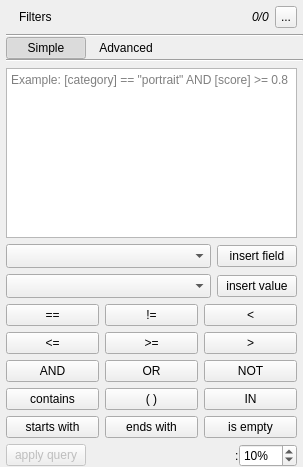
The window that src/DiscoveryArea/ui/filters_panel.ui (eidora-desktop/EIDORA) describes before a commit, drawn with Qt 5.
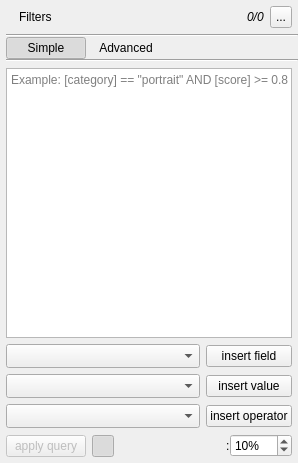
The same window after the commit. The open tabs and pages were chosen to show the change. Icons and pictures are not drawn.

Patch:
```diff
--- a/src/DiscoveryArea/ui/filters_panel.ui
+++ b/src/DiscoveryArea/ui/filters_panel.ui
@@ -6,8 +6,8 @@
    <rect>
     <x>0</x>
     <y>0</y>
-    <width>303</width>
-    <height>467</height>
+    <width>298</width>
+    <height>463</height>
    </rect>
   </property>
   <property name="sizePolicy">
@@ -709,183 +709,35 @@
                </property>
               </widget>
              </item>
-            </layout>
-           </widget>
-          </item>
-          <item>
-           <widget class="QWidget" name="query_options" native="true">
-            <property name="sizePolicy">
-             <sizepolicy hsizetype="Preferred" vsizetype="Preferred">
-              <horstretch>0</horstretch>
-              <verstretch>0</verstretch>
-             </sizepolicy>
-            </property>
-            <layout class="QGridLayout" name="layout_query_text">
-             <property name="sizeConstraint">
-              <enum>QLayout::SizeConstraint::SetDefaultConstraint</enum>
-             </property>
-             <property name="leftMargin">
-              <number>0</number>
-             </property>
-             <property name="topMargin">
-              <number>0</number>
-             </property>
-             <property name="rightMargin">
-              <number>0</number>
-             </property>
-             <property name="bottomMargin">
-              <number>0</number>
-             </property>
-             <property name="spacing">
-              <number>6</number>
-             </property>
-             <item row="4" column="0">
-              <widget class="QPushButton" name="button_query_and">
-               <property name="text">
-                <string>AND</string>
+             <item row="2" column="0">
+              <widget class="QComboBox" name="combo_query_operator">
+               <property name="sizePolicy">
+                <sizepolicy hsizetype="Expanding" vsizetype="Fixed">
+                 <horstretch>0</horstretch>
+                 <verstretch>0</verstretch>
+                </sizepolicy>
                </property>
                <property name="queryToken" stdset="0">
                 <string> AND </string>
                </property>
-              </widget>
-             </item>
-             <item row="4" column="2">
-              <widget class="QPushButton" name="button_query_not">
-               <property name="text">
-                <string>NOT</string>
+               <property name="sizeAdjustPolicy">
+                <enum>QComboBox::SizeAdjustPolicy::AdjustToMinimumContentsLengthWithIcon</enum>
                </property>
-               <property name="queryToken" stdset="0">
-                <string>NOT </string>
+               <property name="minimumContentsLength">
+                <number>10</number>
                </property>
               </widget>
              </item>
-             <item row="9" column="0">
-              <widget class="QPushButton" name="button_query_starts_with">
-               <property name="text">
-                <string>starts with</string>
+             <item row="2" column="1">
+              <widget class="QPushButton" name="button_query_insert_operator">
+               <property name="sizePolicy">
+                <sizepolicy hsizetype="Preferred" vsizetype="Fixed">
+                 <horstretch>0</horstretch>
+                 <verstretch>0</verstretch>
+                </sizepolicy>
                </property>
-               <property name="queryToken" stdset="0">
-                <string> STARTS WITH &quot;&quot;</string>
-               </property>
-              </widget>
-             </item>
-             <item row="3" column="1">
-              <widget class="QPushButton" name="button_query_greater_equal">
                <property name="text">
-                <string>&gt;=</string>
-               </property>
-               <property name="queryToken" stdset="0">
-                <string> &gt;= </string>
-               </property>
-              </widget>
-             </item>
-             <item row="4" column="1">
-              <widget class="QPushButton" name="button_query_or">
-               <property name="text">
-                <string>OR</string>
-               </property>
-               <property name="queryToken" stdset="0">
-                <string> OR </string>
-               </property>
-              </widget>
-             </item>
-             <item row="7" column="0">
-              <widget class="QPushButton" name="button_query_contains">
-               <property name="text">
-                <string>contains</string>
-               </property>
-               <property name="queryToken" stdset="0">
-                <string> CONTAINS &quot;&quot;</string>
-               </property>
-              </widget>
-             </item>
-             <item row="3" column="0">
-              <widget class="QPushButton" name="button_query_less_equal">
-               <property name="text">
-                <string>&lt;=</string>
-               </property>
-               <property name="queryToken" stdset="0">
-                <string> &lt;= </string>
-               </property>
-              </widget>
-             </item>
-             <item row="9" column="2">
-              <widget class="QPushButton" name="button_query_is_empty">
-               <property name="text">
-                <string>is empty</string>
-               </property>
-               <property name="queryToken" stdset="0">
-                <string> IS EMPTY</string>
-               </property>
-              </widget>
-             </item>
-             <item row="9" column="1">
-              <widget class="QPushButton" name="button_query_ends_with">
-               <property name="text">
-                <string>ends with</string>
-               </property>
-               <property name="queryToken" stdset="0">
-                <string> ENDS WITH &quot;&quot;</string>
-               </property>
-              </widget>
-             </item>
-             <item row="0" column="0">
-              <widget class="QPushButton" name="button_query_equals">
-               <property name="text">
-                <string>==</string>
-               </property>
-               <property name="queryToken" stdset="0">
-                <string> == </string>
-               </property>
-              </widget>
-             </item>
-             <item row="7" column="1">
-              <widget class="QPushButton" name="button_query_parenthesis">
-               <property name="text">
-                <string>( )</string>
-               </property>
-               <property name="queryToken" stdset="0">
-                <string>(</string>
-               </property>
-              </widget>
-             </item>
-             <item row="0" column="1">
-              <widget class="QPushButton" name="button_query_not_equals">
-               <property name="text">
-                <string>!=</string>
-               </property>
-               <property name="queryToken" stdset="0">
-                <string> != </string>
-               </property>
-              </widget>
-             </item>
-             <item row="3" column="2">
-              <widget class="QPushButton" name="button_query_greater">
-               <property name="text">
-                <string>&gt;</string>
-               </property>
-               <property name="queryToken" stdset="0">
-                <string> &gt; </string>
-               </property>
-              </widget>
-             </item>
-             <item row="0" column="2">
-              <widget class="QPushButton" name="button_query_less">
-               <property name="text">
-                <string>&lt;</string>
-               </property>
-               <property name="queryToken" stdset="0">
-                <string> &lt; </string>
-               </property>
-              </widget>
-             </item>
-             <item row="7" column="2">
-              <widget class="QPushButton" name="button_query_in">
-               <property name="text">
-                <string>IN</string>
-               </property>
-               <property name="queryToken" stdset="0">
-                <string> IN (&quot;&quot;)</string>
+                <string>insert operator</string>
                </property>
               </widget>
              </item>
@@ -913,17 +765,98 @@
              <property name="bottomMargin">
               <number>0</number>
              </property>
-             <item>
-              <widget class="QPushButton" name="button_apply_advanced_query">
-               <property name="enabled">
-                <bool>false</bool>
+             <item alignment="Qt::AlignmentFlag::AlignBottom">
+              <widget class="QWidget" name="widget_advanced" native="true">
+               <property name="sizePolicy">
+                <sizepolicy hsizetype="Preferred" vsizetype="Fixed">
+                 <horstretch>0</horstretch>
+                 <verstretch>0</verstretch>
+                </sizepolicy>
                </property>
-               <property name="text">
-                <string>apply query</string>
-               </property>
+               <layout class="QHBoxLayout" name="horizontalLayout_advanced">
+                <property name="spacing">
+                 <number>6</number>
+                </property>
+                <property name="leftMargin">
+                 <number>0</number>
+                </property>
+                <property name="topMargin">
+                 <number>0</number>
+                </property>
+                <property name="rightMargin">
+                 <number>0</number>
+                </property>
+                <property name="bottomMargin">
+                 <number>6</number>
+                </property>
+                <item>
+                 <widget class="QPushButton" name="button_apply_advanced_query">
+                  <property name="enabled">
+                   <bool>false</bool>
+                  </property>
+                  <property name="text">
+                   <string>apply query</string>
+                  </property>
+                 </widget>
+                </item>
+                <item>
+                 <widget class="QToolButton" name="button_hide_tooltip_advanced">
+                  <property name="sizePolicy">
+                   <sizepolicy hsizetype="Minimum" vsizetype="Fixed">
+                    <horstretch>0</horstretch>
+                    <verstretch>0</verstretch>
+                   </sizepolicy>
+                  </property>
+                  <property name="minimumSize">
+                   <size>
+                    <width>22</width>
+                    <height>22</height>
+                   </size>
+                  </property>
+                  <property name="maximumSize">
+                   <size>
+                    <width>22</width>
+                    <height>22</height>
+                   </size>
+                  </property>
+                  <property name="toolTip">
+                   <string>Hide tooltips for filtered items</string>
+                  </property>
+                  <property name="text">
+                   <string/>
+                  </property>
+                  <property name="icon">
+                   <iconset>
+                    <normaloff>../../shared/icons/material/hide_tooltip.svg</normaloff>../../shared/icons/material/hide_tooltip.svg</iconset>
+                  </property>
+                  <property name="checkable">
+                   <bool>true</bool>
+                  </property>
+                  <property name="checked">
+                   <bool>true</bool>
+                  </property>
+                  <property name="iconName" stdset="0">
+                   <string>hide_tooltip</string>
+                  </property>
+                 </widget>
+                </item>
+               </layout>
               </widget>
              </item>
              <item>
+              <spacer name="horizontalSpacer_advanced">
+               <property name="orientation">
+                <enum>Qt::Orientation::Horizontal</enum>
+               </property>
+               <property name="sizeHint" stdset="0">
+                <size>
+                 <width>6</width>
+                 <height>20</height>
+                </size>
+               </property>
+              </spacer>
+             </item>
+             <item alignment="Qt::AlignmentFlag::AlignBottom">
               <widget class="QWidget" name="panel_filtered_opacity_2" native="true">
                <property name="minimumSize">
                 <size>
@@ -931,10 +864,7 @@
                  <height>0</height>
                 </size>
                </property>
-               <property name="surfaceRole" stdset="0">
-                <string>panel</string>
-               </property>
-               <layout class="QHBoxLayout" name="layout_horizontal_layout_7">
+               <layout class="QHBoxLayout" name="layout_horizontal_layout_4_advanced">
                 <property name="spacing">
                  <number>0</number>
                 </property>
@@ -948,21 +878,8 @@
                  <number>0</number>
                 </property>
                 <property name="bottomMargin">
-                 <number>0</number>
+                 <number>6</number>
                 </property>
-                <item>
-                 <spacer name="horizontalSpacer_2">
-                  <property name="orientation">
-                   <enum>Qt::Orientation::Horizontal</enum>
-                  </property>
-                  <property name="sizeHint" stdset="0">
-                   <size>
-                    <width>40</width>
-                    <height>20</height>
-                   </size>
-                  </property>
-                 </spacer>
-                </item>
                 <item>
                  <widget class="QLabel" name="label_filtered_opacity_icon_2">
                   <property name="toolTip">
@@ -989,7 +906,7 @@
                   </property>
                  </widget>
                 </item>
-                <item>
+                <item alignment="Qt::AlignmentFlag::AlignVCenter">
                  <widget class="QSpinBox" name="spin_filtered_point_opacity_2">
                   <property name="sizePolicy">
                    <sizepolicy hsizetype="Fixed" vsizetype="Fixed">
@@ -997,6 +914,18 @@
                     <verstretch>0</verstretch>
                    </sizepolicy>
                   </property>
+                  <property name="minimumSize">
+                   <size>
+                    <width>62</width>
+                    <height>0</height>
+                   </size>
+                  </property>
+                  <property name="maximumSize">
+                   <size>
+                    <width>62</width>
+                    <height>16777215</height>
+                   </size>
+                  </property>
                   <property name="toolTip">
                    <string>Filtered-point opacity; 0% hides</string>
                   </property>
```
Left out of the diff: 24 changed lines with no effect on the pictures.
